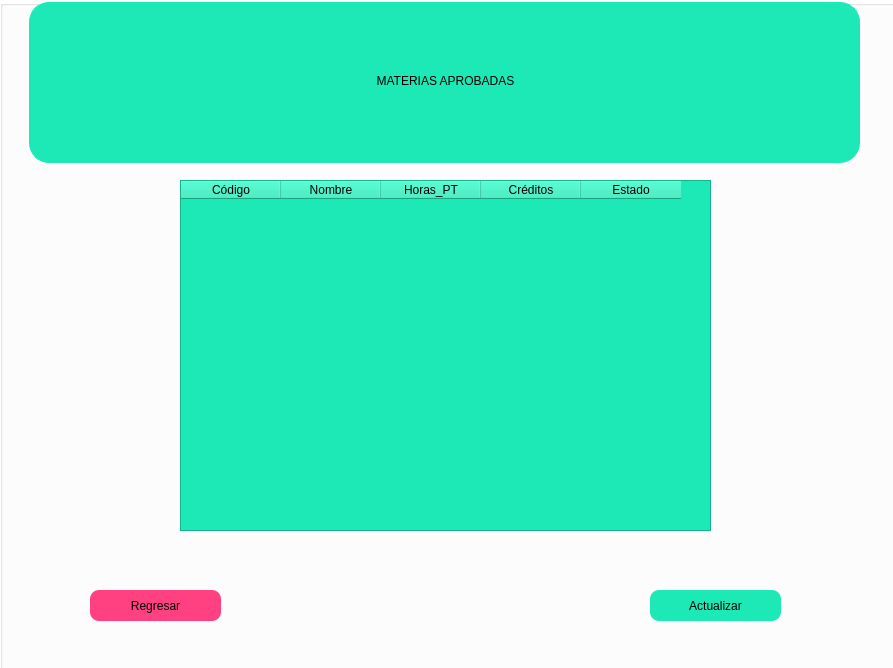
Before: the Qt Designer form SCS/materias_aprobadas.ui in sagarme17/SCS, drawn with Qt 5.
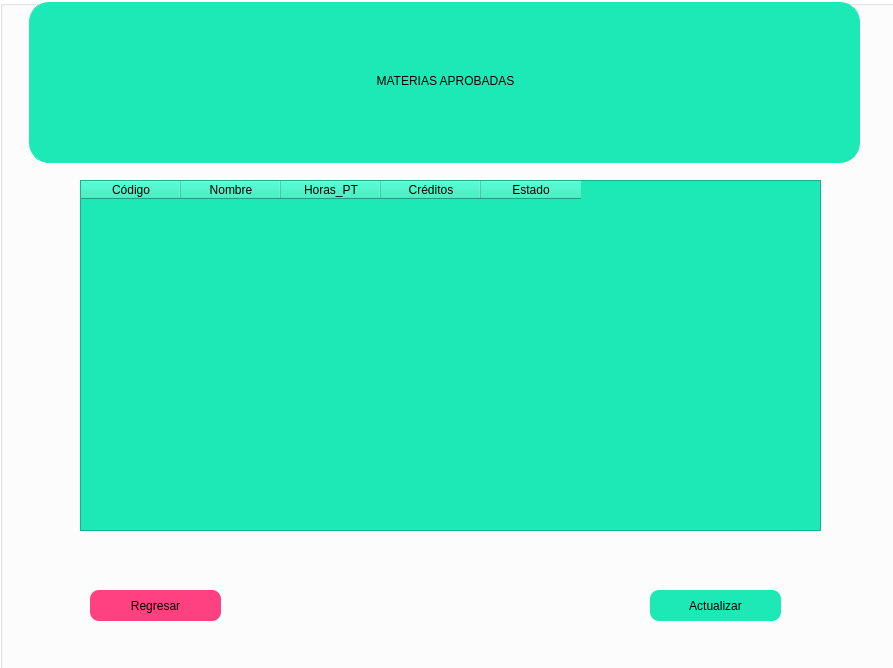
After: the same form once the commit is applied. Icons and pictures are not drawn.

The edit to the form file:
```diff
--- a/SCS/materias_aprobadas.ui
+++ b/SCS/materias_aprobadas.ui
@@ -124,9 +124,9 @@
    <widget class="QTableWidget" name="marcar">
     <property name="geometry">
      <rect>
-      <x>180</x>
+      <x>80</x>
       <y>180</y>
-      <width>531</width>
+      <width>741</width>
       <height>351</height>
      </rect>
     </property>
```
